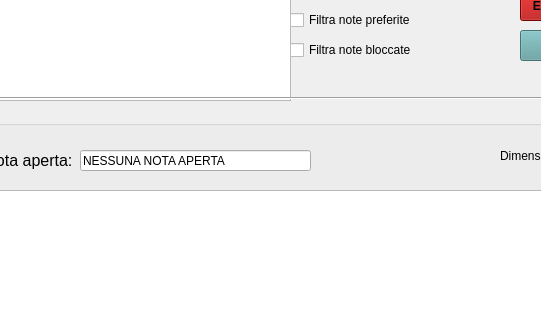
Above: ui_files/basewindow.ui from niccobarto/denote before the change; both pictures show x 120 to 661 and y 160 to 480 of the 908 by 778 pixel window. Below: the same form after it.
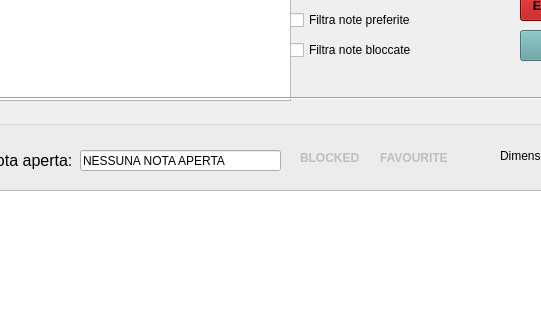
That is the form after the change. Icons and pictures are not drawn.

```diff
--- a/ui_files/basewindow.ui
+++ b/ui_files/basewindow.ui
@@ -156,7 +156,7 @@
       <rect>
        <x>160</x>
        <y>30</y>
-       <width>231</width>
+       <width>201</width>
        <height>21</height>
       </rect>
      </property>
@@ -167,6 +167,56 @@
       <bool>true</bool>
      </property>
     </widget>
+    <widget class="QLabel" name="showblocked">
+     <property name="enabled">
+      <bool>false</bool>
+     </property>
+     <property name="geometry">
+      <rect>
+       <x>380</x>
+       <y>30</y>
+       <width>61</width>
+       <height>16</height>
+      </rect>
+     </property>
+     <property name="font">
+      <font>
+       <italic>false</italic>
+       <bold>true</bold>
+       <underline>false</underline>
+       <strikeout>false</strikeout>
+       <kerning>true</kerning>
+      </font>
+     </property>
+     <property name="text">
+      <string>BLOCKED</string>
+     </property>
+    </widget>
+    <widget class="QLabel" name="showfavourite">
+     <property name="enabled">
+      <bool>false</bool>
+     </property>
+     <property name="geometry">
+      <rect>
+       <x>460</x>
+       <y>30</y>
+       <width>81</width>
+       <height>16</height>
+      </rect>
+     </property>
+     <property name="font">
+      <font>
+       <italic>false</italic>
+       <bold>true</bold>
+       <underline>false</underline>
+       <strikeout>false</strikeout>
+       <kerning>true</kerning>
+      </font>
+     </property>
+     <property name="text">
+      <string>FAVOURITE</string>
+     </property>
+    </widget>
    </widget>
    <widget class="QLabel" name="label_3">
     <property name="geometry">
```
Left out of the diff: 2 changed lines with no effect on the pictures.
